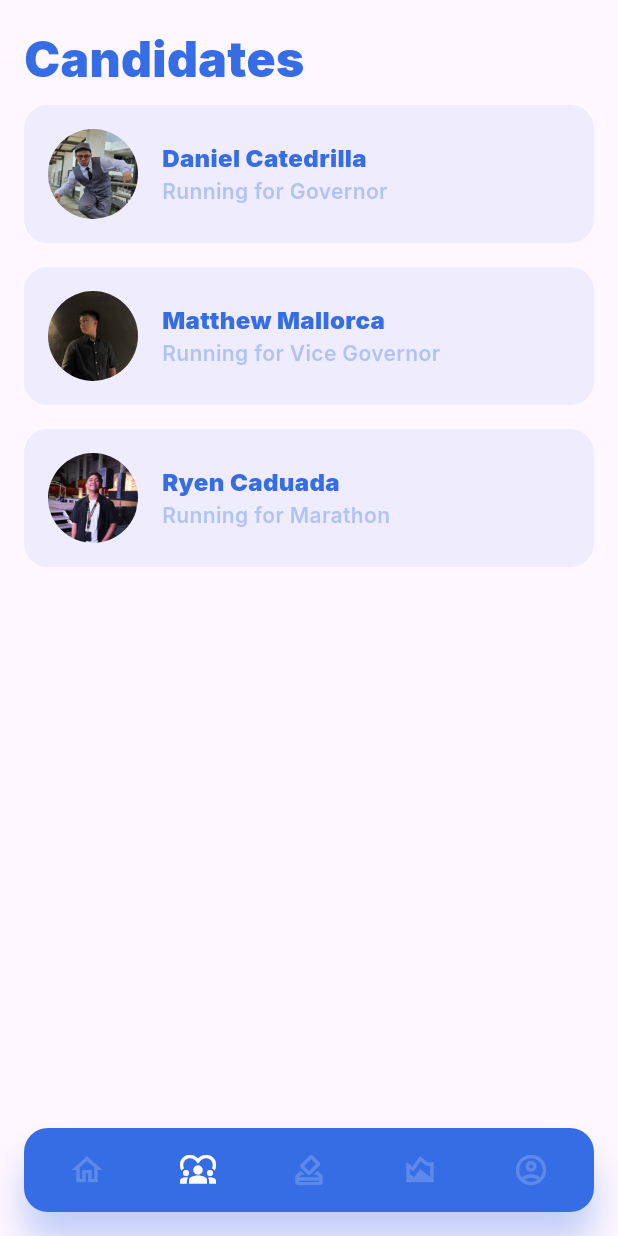
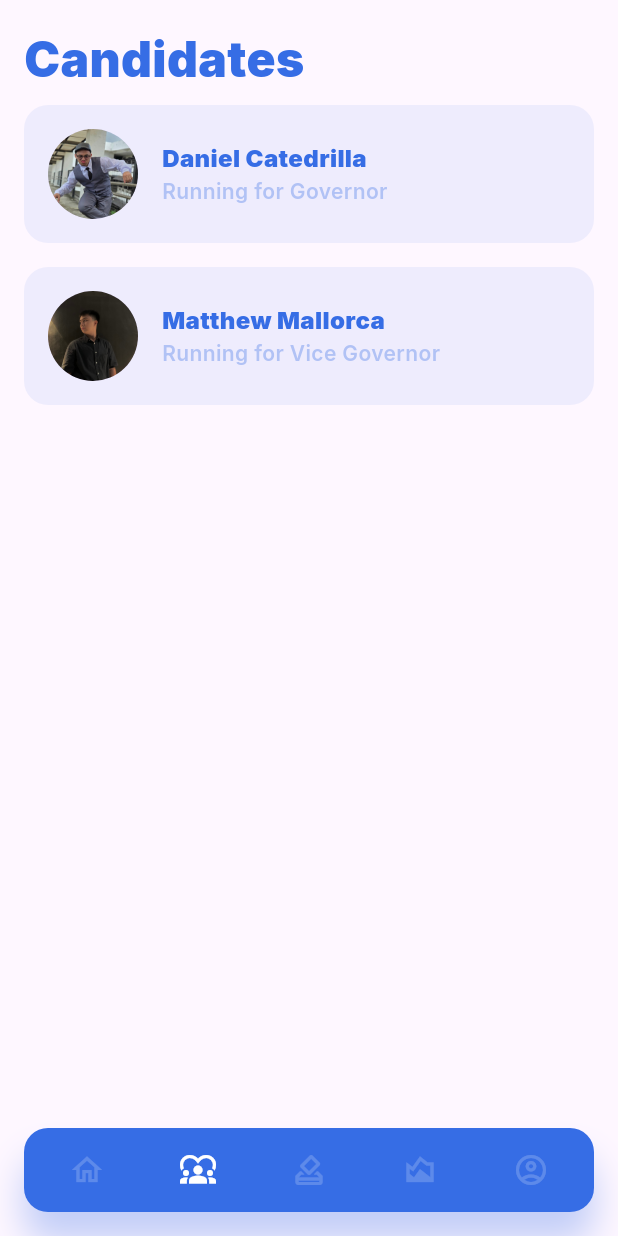
Before and after one commit to rv-vr/eleksyon, a Flutter app: the screen it shows after launch, on a phone screen of 412 x 824 dp. Run offline on Flutter 3.47's test engine with Material 3 defaults, Android fonts, the light colour scheme and no system bars; our stand-ins replace google_fonts.

Commit message:
removed redundant data

```diff
--- a/lib/components/candidate.dart
+++ b/lib/components/candidate.dart
@@ -92,34 +92,5 @@ final List<Candidate> candidates = [
             "I will promote community engagement through events and activities that encourage collaboration among students.",
       ),
     ],
-  ),
-  Candidate(
-    name: "Ryen Caduada",
-    age: 23,
-    program: "BS Entrepreneurship",
-    year: "4th Year",
-    description:
-        "A dedicated entrepreneurship student with a strong focus on innovation and business development.",
-    partylist: "Spotify top 100 Philippines",
-    runningFor: "Marathon",
-    imagePath: "assets/candidates/RC003.jpg",
-    achievements: ["Best Business Plan 2022", "Startup Pitch Winner 2023", "Mutya ng Chupa 2025"],
-    platforms: [
-      Platform(
-        title: "Facebook Page",
-        description:
-            "I will create a Facebook page to keep students updated on events, resources, and opportunities.",
-      ),
-      Platform(
-        title: "Free Rhinoplasty",
-        description:
-            "I will offer free rhinoplasty to students who need it, ensuring that everyone feels confident and comfortable.",
-      ),
-      Platform(
-        title: "Sex Dungeon",
-        description:
-            "I will establish a safe and inclusive space for students to explore their interests and hobbies.",
-      ),
-    ],
   )
 ];
```
